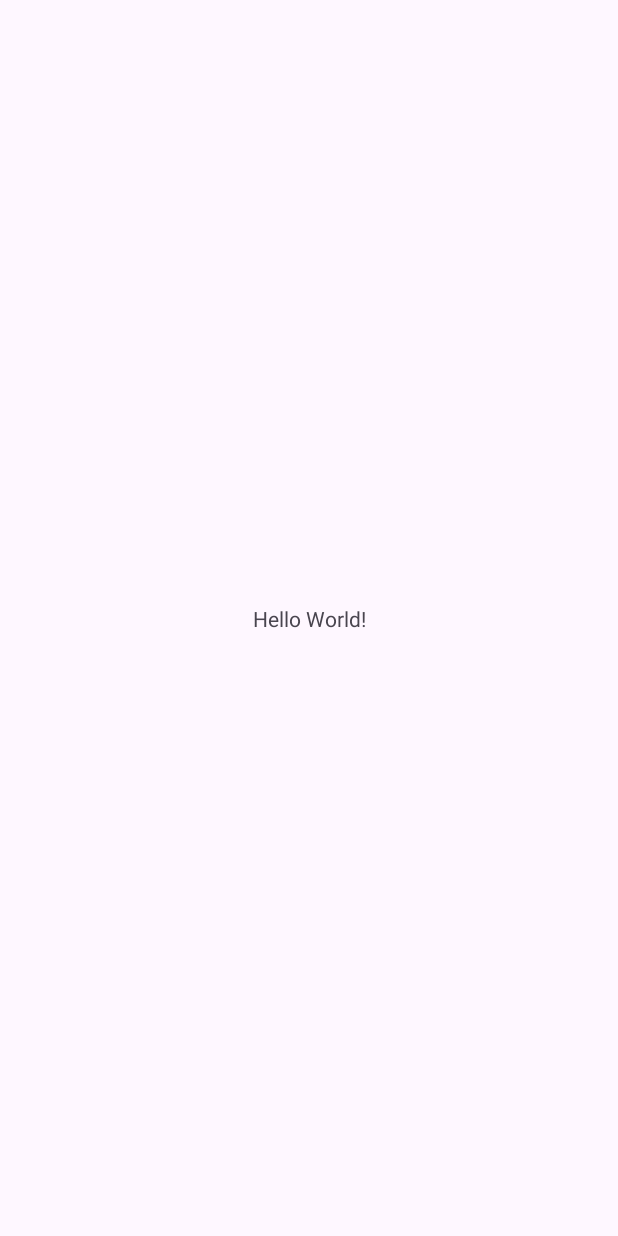
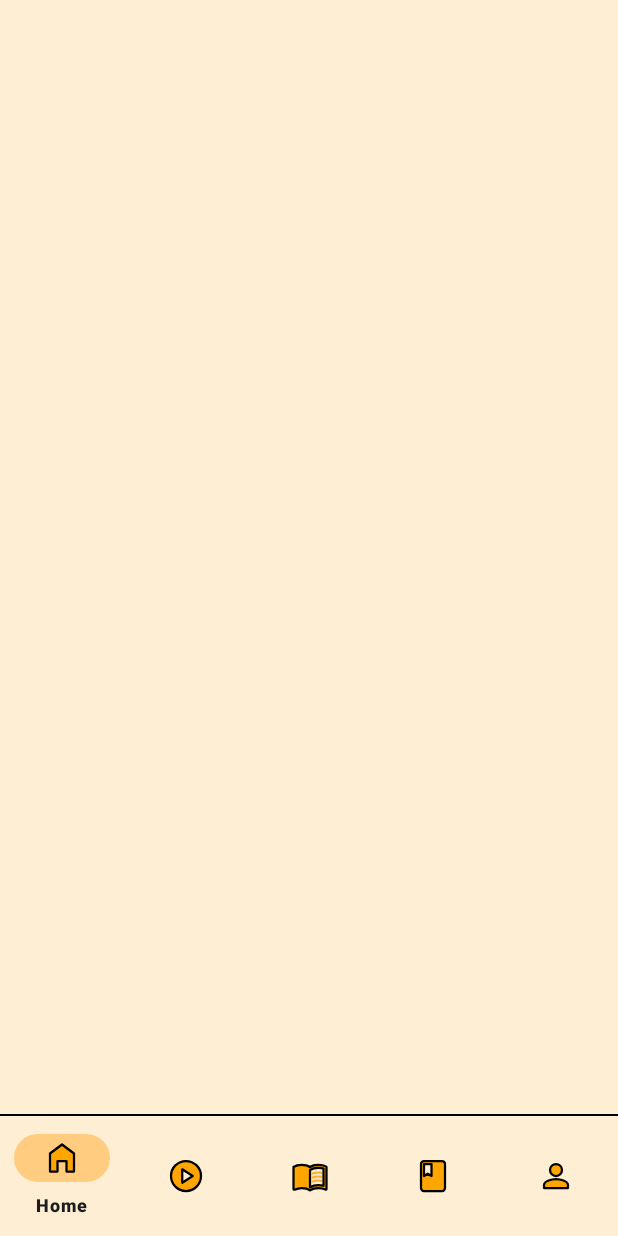
Before and after one commit to Miguel-Angel-Batres/PROYECTO_FINAL, an Android app: the screen it shows after launch (MainActivity), on a phone screen of 412 x 824 dp. Before the commit the screen is almost empty. Run offline under Robolectric (Android 15) with nearby library versions, the phone set to English and light mode, and no system bars.

Commit message:
Barra de navegacion inferior

```diff
--- a/app/src/main/java/com/example/proyecto_final/MainActivity.kt
+++ b/app/src/main/java/com/example/proyecto_final/MainActivity.kt
@@ -1,10 +1,14 @@
 package com.example.proyecto_final
 
+import android.content.res.ColorStateList
+import android.graphics.Color
 import android.os.Bundle
 import androidx.activity.enableEdgeToEdge
 import androidx.appcompat.app.AppCompatActivity
+import androidx.core.content.ContextCompat
 import androidx.core.view.ViewCompat
 import androidx.core.view.WindowInsetsCompat
+import com.google.android.material.bottomnavigation.BottomNavigationView
 
 class MainActivity : AppCompatActivity() {
     override fun onCreate(savedInstanceState: Bundle?) {
@@ -13,9 +17,14 @@ class MainActivity : AppCompatActivity() {
         setContentView(R.layout.activity_main)
         ViewCompat.setOnApplyWindowInsetsListener(findViewById(R.id.main)) { v, insets ->
             val systemBars = insets.getInsets(WindowInsetsCompat.Type.systemBars())
-            v.setPadding(systemBars.left, systemBars.top, systemBars.right, systemBars.bottom)
+            v.setPadding(systemBars.left, systemBars.top, systemBars.right, 0)
             insets
         }
-        var lol = "Prueba"
+        var bottomnav : BottomNavigationView = findViewById<BottomNavigationView>(R.id.bottomNavigationView)
+        val menu = bottomnav.menu
+        menu.findItem(R.id.bottom_home).icon = ContextCompat.getDrawable(this,R.drawable.baseline_home_filled_24)
+        bottomnav.itemIconTintList = null
+        val orange = ColorStateList.valueOf(Color.argb(255, 255, 204, 128))
+        bottomnav.itemActiveIndicatorColor = orange
     }
 }
--- /dev/null
+++ b/app/src/main/res/color/nav_icon_fill.xml
@@ -0,0 +1,7 @@
+<?xml version="1.0" encoding="utf-8"?>
+<selector xmlns:android="http://schemas.android.com/apk/res/android">
+    <!-- Activo -->
+    <item android:state_checked="true" android:color="@color/bg_sec" />
+    <!-- Inactivo -->
+    <item android:color="@color/bg_main" />
+</selector>
--- /dev/null
+++ b/app/src/main/res/drawable/baseline_book_24.xml
@@ -0,0 +1,11 @@
+<vector xmlns:android="http://schemas.android.com/apk/res/android" android:height="24dp"  android:viewportHeight="24" android:viewportWidth="24" android:width="24dp">
+
+    <path
+        android:fillColor="#FFFFA500"
+        android:strokeColor="#FF000000"
+        android:strokeWidth="1.5"
+        android:strokeLineJoin="round"
+        android:fillType="nonZero"
+        android:pathData="M18,2H6c-1.1,0 -2,0.9 -2,2v16c0,1.1 0.9,2 2,2h12c1.1,0 2,-0.9 2,-2V4c0,-1.1 -0.9,-2 -2,-2zM6,4h5v8l-2.5,-1.5L6,12V4z"/>
+
+</vector>
--- /dev/null
+++ b/app/src/main/res/drawable/baseline_favorite_24.xml
@@ -0,0 +1,11 @@
+<vector xmlns:android="http://schemas.android.com/apk/res/android" android:height="24dp"  android:viewportHeight="24" android:viewportWidth="24" android:width="24dp">
+
+    <path
+        android:fillColor="#FFFFA500"
+        android:strokeColor="#FF000000"
+        android:strokeWidth="1.5"
+        android:strokeLineJoin="round"
+        android:fillType="nonZero"
+        android:pathData="M12,21.35l-1.45,-1.32C5.4,15.36 2,12.28 2,8.5 2,5.42 4.42,3 7.5,3c1.74,0 3.41,0.81 4.5,2.09C13.09,3.81 14.76,3 16.5,3 19.58,3 22,5.42 22,8.5c0,3.78 -3.4,6.86 -8.55,11.54L12,21.35z"/>
+
+</vector>
--- /dev/null
+++ b/app/src/main/res/drawable/baseline_home_filled_24.xml
@@ -0,0 +1,11 @@
+<vector xmlns:android="http://schemas.android.com/apk/res/android" android:height="24dp" android:viewportHeight="24" android:viewportWidth="24" android:width="24dp">
+
+    <path
+        android:pathData="M12,3L4,9v12h5v-7h6v7h5V9z"
+        android:fillColor="#FFFFA500"
+        android:strokeColor="#FF000000"
+        android:strokeWidth="1.5"
+        android:strokeLineJoin="round"
+        android:fillType="nonZero"/>
+
+</vector>
--- /dev/null
+++ b/app/src/main/res/drawable/baseline_menu_book_24.xml
@@ -0,0 +1,18 @@
+<vector xmlns:android="http://schemas.android.com/apk/res/android" android:autoMirrored="true" android:height="24dp"  android:viewportHeight="24" android:viewportWidth="24" android:width="24dp">
+
+    <path
+        android:fillColor="#FFFFA500"
+        android:strokeColor="#FF000000"
+        android:strokeWidth="1.5"
+        android:strokeLineJoin="round"
+        android:fillType="nonZero"
+        android:pathData="M21,5c-1.11,-0.35 -2.33,-0.5 -3.5,-0.5c-1.95,0 -4.05,0.4 -5.5,1.5c-1.45,-1.1 -3.55,-1.5 -5.5,-1.5S2.45,4.9 1,6v14.65c0,0.25 0.25,0.5 0.5,0.5c0.1,0 0.15,-0.05 0.25,-0.05C3.1,20.45 5.05,20 6.5,20c1.95,0 4.05,0.4 5.5,1.5c1.35,-0.85 3.8,-1.5 5.5,-1.5c1.65,0 3.35,0.3 4.75,1.05c0.1,0.05 0.15,0.05 0.25,0.05c0.25,0 0.5,-0.25 0.5,-0.5V6C22.4,5.55 21.75,5.25 21,5zM21,18.5c-1.1,-0.35 -2.3,-0.5 -3.5,-0.5c-1.7,0 -4.15,0.65 -5.5,1.5V8c1.35,-0.85 3.8,-1.5 5.5,-1.5c1.2,0 2.4,0.15 3.5,0.5V18.5z"/>
+
+    <path android:fillColor="@color/bg_sec"
+        android:pathData="M17.5,10.5c0.88,0 1.73,0.09 2.5,0.26V9.24C19.21,9.09 18.36,9 17.5,9c-1.7,0 -3.24,0.29 -4.5,0.83v1.66C14.13,10.85 15.7,10.5 17.5,10.5z"/>
+
+    <path android:fillColor="@color/bg_sec" android:pathData="M13,12.49v1.66c1.13,-0.64 2.7,-0.99 4.5,-0.99c0.88,0 1.73,0.09 2.5,0.26V11.9c-0.79,-0.15 -1.64,-0.24 -2.5,-0.24C15.8,11.66 14.26,11.96 13,12.49z"/>
+
+    <path android:fillColor="@color/bg_sec" android:pathData="M17.5,14.33c-1.7,0 -3.24,0.29 -4.5,0.83v1.66c1.13,-0.64 2.7,-0.99 4.5,-0.99c0.88,0 1.73,0.09 2.5,0.26v-1.52C19.21,14.41 18.36,14.33 17.5,14.33z"/>
+
+</vector>
--- /dev/null
+++ b/app/src/main/res/drawable/baseline_person_24.xml
@@ -0,0 +1,10 @@
+<vector xmlns:android="http://schemas.android.com/apk/res/android" android:height="24dp"  android:viewportHeight="24" android:viewportWidth="24" android:width="24dp">
+
+    <path android:fillColor="#FFFFA500"
+        android:strokeColor="#FF000000"
+        android:strokeWidth="1.5"
+        android:strokeLineJoin="round"
+        android:fillType="nonZero"
+        android:pathData="M12,12c2.21,0 4,-1.79 4,-4s-1.79,-4 -4,-4 -4,1.79 -4,4 1.79,4 4,4zM12,14c-2.67,0 -8,1.34 -8,4v2h16v-2c0,-2.66 -5.33,-4 -8,-4z"/>
+
+</vector>
--- /dev/null
+++ b/app/src/main/res/drawable/baseline_play_circle_24.xml
@@ -0,0 +1,11 @@
+<vector xmlns:android="http://schemas.android.com/apk/res/android" android:height="24dp" android:tint="#FFA70F" android:viewportHeight="24" android:viewportWidth="24" android:width="24dp">
+
+    <path
+        android:fillColor="#FFFFA500"
+        android:strokeColor="#FF000000"
+        android:strokeWidth="1.5"
+        android:strokeLineJoin="round"
+        android:fillType="nonZero"
+        android:pathData="M12,2C6.48,2 2,6.48 2,12s4.48,10 10,10s10,-4.48 10,-10S17.52,2 12,2zM9.5,16.5v-9l7,4.5L9.5,16.5z"/>
+
+</vector>
--- /dev/null
+++ b/app/src/main/res/drawable/baseline_search_24.xml
@@ -0,0 +1,18 @@
+<vector xmlns:android="http://schemas.android.com/apk/res/android"
+    android:width="24dp"
+    android:height="24dp"
+    android:viewportWidth="24"
+    android:viewportHeight="24">
+
+    <path
+        android:pathData="M15.5,14h-0.79l-0.28,-0.27
+            C15.41,12.59 16,11.11 16,9.5
+            16,5.91 13.09,3 9.5,3S3,5.91 3,9.5
+            5.91,16 9.5,16c1.61,0 3.09,-0.59 4.23,-1.57
+            l0.27,0.28v0.79l5,4.99L20.49,19l-4.99,-5z"
+        android:fillColor="#FFFFA500"
+        android:strokeColor="#FF000000"
+        android:strokeWidth="1.2"
+        android:strokeLineJoin="round"
+        android:fillType="nonZero"/>
+</vector>
--- a/app/src/main/res/layout/activity_main.xml
+++ b/app/src/main/res/layout/activity_main.xml
@@ -1,19 +1,42 @@
 <?xml version="1.0" encoding="utf-8"?>
-<androidx.constraintlayout.widget.ConstraintLayout xmlns:android="http://schemas.android.com/apk/res/android"
+<androidx.constraintlayout.widget.ConstraintLayout
+    xmlns:android="http://schemas.android.com/apk/res/android"
     xmlns:app="http://schemas.android.com/apk/res-auto"
     xmlns:tools="http://schemas.android.com/tools"
     android:id="@+id/main"
     android:layout_width="match_parent"
     android:layout_height="match_parent"
-    tools:context=".MainActivity">
+    tools:context=".MainActivity"
+    android:background="@color/bg_main"
+    >
 
-    <TextView
-        android:layout_width="wrap_content"
+    <FrameLayout
+        android:id="@+id/container"
+        android:layout_width="0dp"
+        android:layout_height="0dp"
+        app:layout_constraintTop_toTopOf="parent"
+        app:layout_constraintBottom_toTopOf="@+id/bottomNavigationView"
+        app:layout_constraintStart_toStartOf="parent"
+        app:layout_constraintEnd_toEndOf="parent" />
+
+    <com.google.android.material.bottomnavigation.BottomNavigationView
+        android:id="@+id/bottomNavigationView"
+        android:layout_width="match_parent"
         android:layout_height="wrap_content"
-        android:text="Hello World!"
+        app:menu="@menu/bottom_menu"
         app:layout_constraintBottom_toBottomOf="parent"
+        app:layout_constraintStart_toStartOf="parent"
         app:layout_constraintEnd_toEndOf="parent"
+        android:background="@color/bg_main"
+
+        />
+    <View
+        android:id="@+id/bottom_nav_top_border"
+        android:layout_width="0dp"
+        android:layout_height="1dp"
+        android:background="@color/black"
+        app:layout_constraintBottom_toTopOf="@id/bottomNavigationView"
         app:layout_constraintStart_toStartOf="parent"
-        app:layout_constraintTop_toTopOf="parent" />
+        app:layout_constraintEnd_toEndOf="parent"/>
 
 </androidx.constraintlayout.widget.ConstraintLayout>
--- /dev/null
+++ b/app/src/main/res/menu/bottom_menu.xml
@@ -0,0 +1,25 @@
+<?xml version="1.0" encoding="utf-8"?>
+<menu xmlns:android="http://schemas.android.com/apk/res/android">
+     <item
+     android:id="@+id/bottom_home"
+     android:title="Home"
+     android:icon="@drawable/baseline_home_filled_24" />
+    <item
+        android:id="@+id/bottom_search"
+        android:title="Games"
+        android:icon="@drawable/baseline_play_circle_24"/>
+    <item
+        android:id="@+id/bottom_favorite"
+        android:title="Books"
+        android:icon="@drawable/baseline_menu_book_24"/>
+    <item
+        android:id="@+id/bottom_lessons"
+        android:title="Lessons"
+        android:icon="@drawable/baseline_book_24"/>
+
+    <item
+        android:id="@+id/bottom_profile"
+        android:title="Profile"
+        android:icon="@drawable/baseline_person_24"/>
+
+</menu>
--- a/app/src/main/res/values/colors.xml
+++ b/app/src/main/res/values/colors.xml
@@ -2,4 +2,7 @@
 <resources>
     <color name="black">#FF000000</color>
     <color name="white">#FFFFFFFF</color>
+    <color name="bg_main">#FEEED4</color>
+    <color name="bg_sec">#FFB232</color>
+
 </resources>
```
